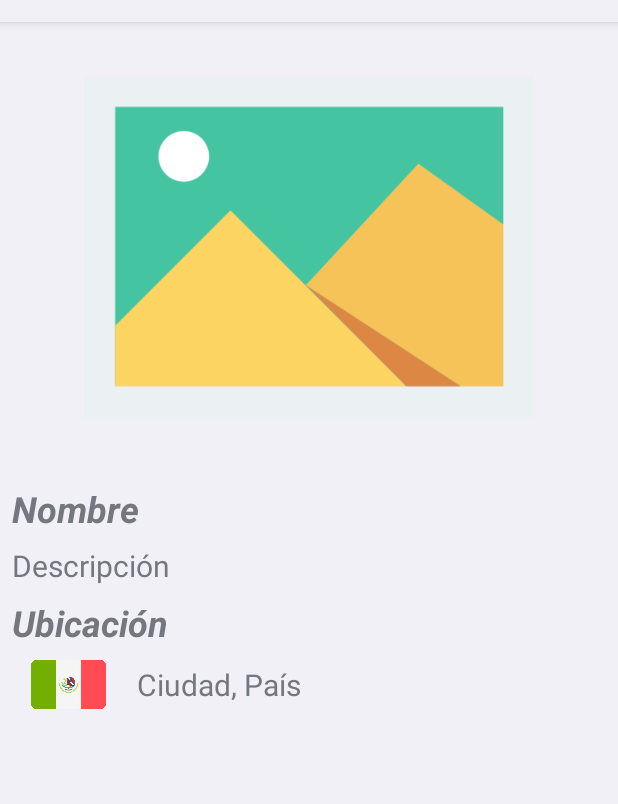
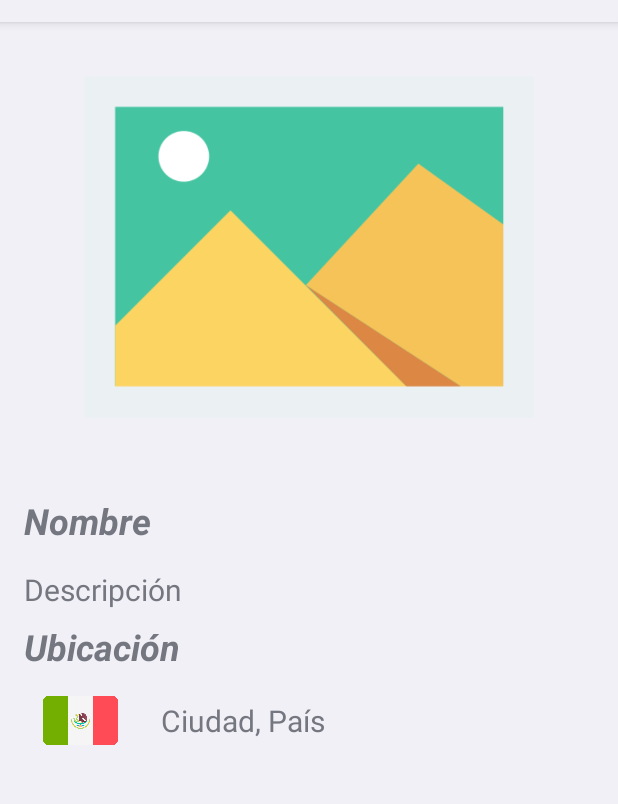
Before and after one commit to andreaagr/Diplomado-Mobile-DGTIC, an Android app: the layout fragment_wonder_detail.xml on its own in the app's theme, with its tools: preview values and no code run, on a phone screen of 412 x 824 dp, the part 62-866 px from its top. Run offline under Robolectric (Android 15) with nearby library versions, the phone set to English and light mode, and no system bars.

Commit message:
UI changes

```diff
--- a/M6-Android/Practica1/GreatWondersAPI/app/src/main/res/layout/fragment_wonder_detail.xml
+++ b/M6-Android/Practica1/GreatWondersAPI/app/src/main/res/layout/fragment_wonder_detail.xml
@@ -61,7 +61,10 @@
             android:id="@+id/flagImageView"
             android:layout_width="@dimen/fragment_detail_flag_width"
             android:layout_height="@dimen/fragment_detail_flag_height"
+            android:layout_marginTop="@dimen/fragment_detail_elements_separation"
+            android:layout_marginBottom="@dimen/fragment_detail_elements_separation"
             android:src="@drawable/bandera"
+            app:layout_constraintBottom_toBottomOf="parent"
             app:layout_constraintStart_toStartOf="@+id/locationTitleTextView"
             app:layout_constraintTop_toBottomOf="@+id/locationTitleTextView" />
 
--- a/M6-Android/Practica1/GreatWondersAPI/app/src/main/res/values/dimens.xml
+++ b/M6-Android/Practica1/GreatWondersAPI/app/src/main/res/values/dimens.xml
@@ -2,7 +2,7 @@
 <resources>
     <dimen name="wonder_list_image_height">250dp</dimen>
     <dimen name="wonder_detail_image_height">300dp</dimen>
-    <dimen name="fragment_detail_margin">8dp</dimen>
+    <dimen name="fragment_detail_margin">16dp</dimen>
     <dimen name="fragment_detail_title_text_size">24sp</dimen>
     <dimen name="fragment_detail_content_text_size">20sp</dimen>
     <dimen name="fragment_detail_elements_separation">8dp</dimen>
```
